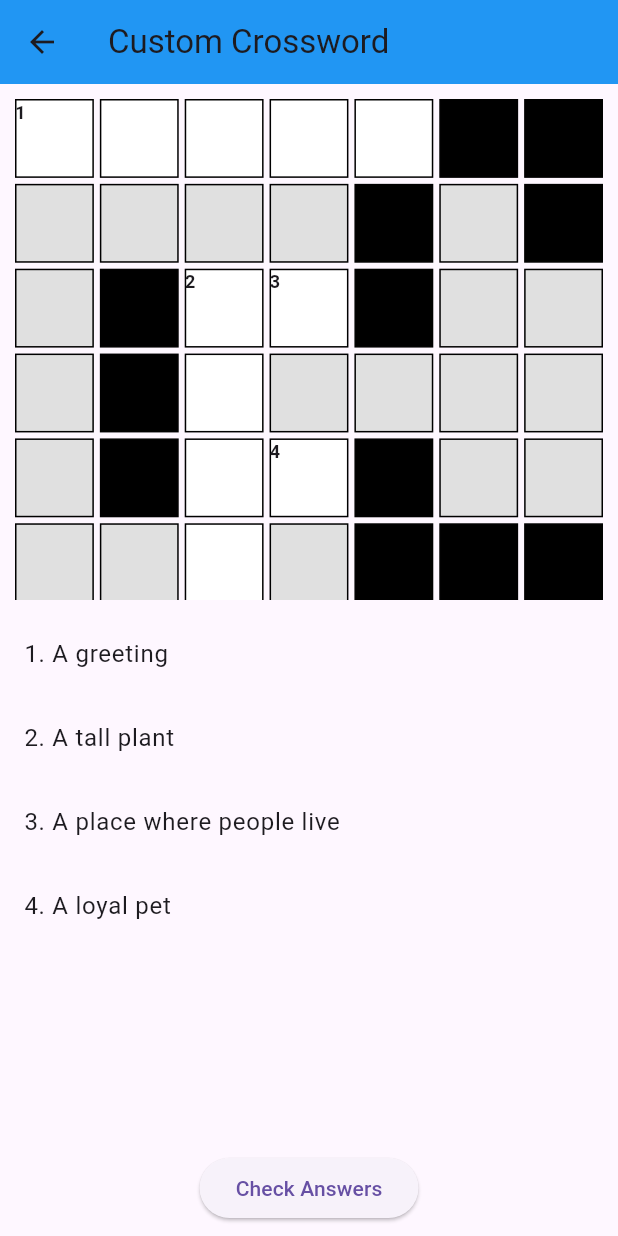
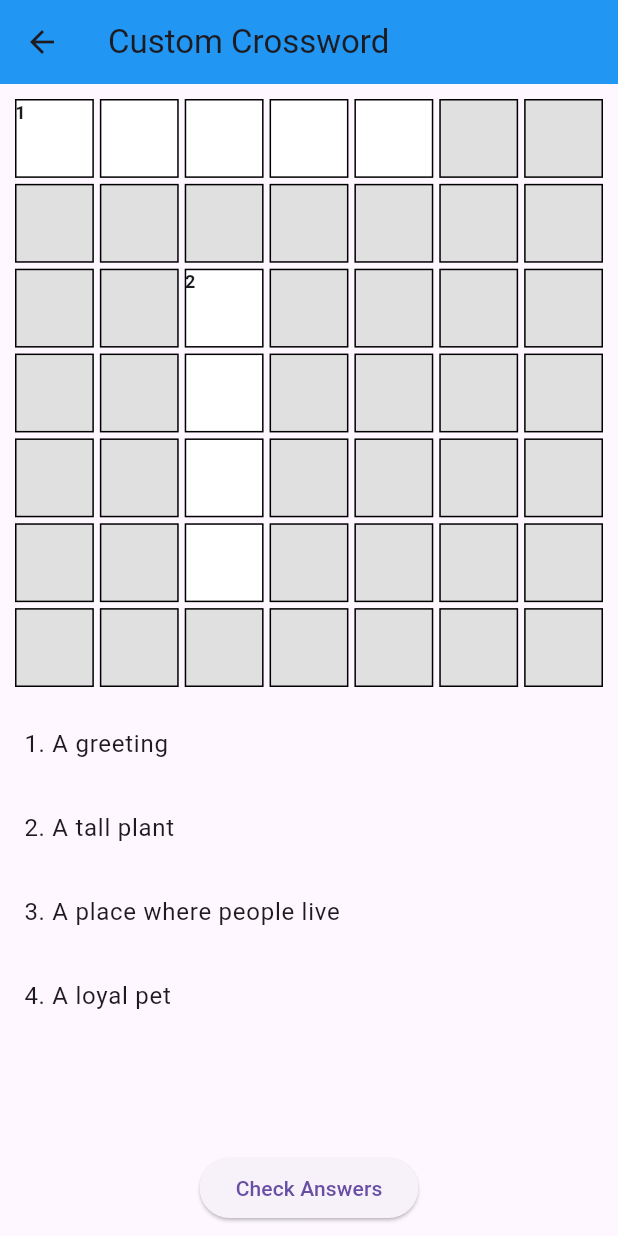
Before and after one commit to Chrislou23/flutter-group7, a Flutter app: the CrosswordGame screen opened directly, on a phone screen of 412 x 824 dp. Run offline on Flutter 3.47's test engine with Material 3 defaults, Android fonts, the phone set to English and light mode, and no system bars; our stand-ins replace firebase_core; accounts and stored records are empty.

Commit message:
Crossword now display a grid with color and a field to enter a word.

```diff
--- a/lib/pages/games_page/crossword/crossword.dart
+++ b/lib/pages/games_page/crossword/crossword.dart
@@ -2,21 +2,19 @@ import 'package:flutter/material.dart';
 import 'dart:math';
 
 class CrosswordGame extends StatefulWidget {
-  const CrosswordGame({Key? key}) : super(key: key);
+  const CrosswordGame({super.key});
 
   @override
+  // ignore: library_private_types_in_public_api
   _CrosswordGameState createState() => _CrosswordGameState();
 }
 
 class _CrosswordGameState extends State<CrosswordGame> {
-  final int gridSize = 7; // Define grid size based on the image (7x7)
-  late List<List<String?>> grid; // To store letters of the crossword
-  late List<List<TextEditingController?>> controllers; // For user input
-  late List<List<int?>> numbers; // To store numbers indicating word positions
-  late List<List<bool>>
-      blockedCells; // To indicate which cells are blocked (black)
+  final int gridSize = 7;
+  late List<List<String?>> grid;
+  late List<List<TextEditingController?>> controllers;
+  late List<List<int?>> numbers;
 
-  // List of words and clues
   final List<Map<String, String>> crosswordData = [
     {'word': 'HELLO', 'clue': '1. A greeting'},
     {'word': 'TREE', 'clue': '2. A tall plant'},
@@ -24,70 +22,44 @@ class _CrosswordGameState extends State<CrosswordGame> {
     {'word': 'DOG', 'clue': '4. A loyal pet'}
   ];
 
+  int? selectedClueIndex; // Store the index of the selected word
+
   @override
   void initState() {
     super.initState();
     grid = List.generate(gridSize, (_) => List.filled(gridSize, null));
     controllers = List.generate(gridSize, (_) => List.filled(gridSize, null));
     numbers = List.generate(gridSize, (_) => List.filled(gridSize, null));
-    blockedCells = List.generate(gridSize, (_) => List.filled(gridSize, false));
-    _initializeBlockedCells(); // Set up the blocked cells
-    _generateCrossword(); // Generate the crossword puzzle
+    _generateCrossword();
   }
 
-  // Function to block cells according to the grid in the image
-  void _initializeBlockedCells() {
-    blockedCells[0][5] = true;
-    blockedCells[0][6] = true;
-    blockedCells[1][4] = true;
-    blockedCells[1][6] = true;
-    blockedCells[2][1] = true;
-    blockedCells[2][4] = true;
-    blockedCells[3][1] = true;
-    blockedCells[4][1] = true;
-    blockedCells[4][4] = true;
-    blockedCells[5][4] = true;
-    blockedCells[5][5] = true;
-    blockedCells[5][6] = true;
+  void _generateCrossword() {
+    _placeWord('HELLO', 0, 0, true, 1);
+    _placeWord('TREE', 2, 2, false, 2);
+    _placeWord('HOUSE', 2, 2, true, 3);
+    _placeWord('DOG', 4, 2, true, 4);
   }
 
-  // Function to place words into the grid
-  void _generateCrossword() {
-    _placeWord('HELLO', 0, 0, true, 1); // HELLO placed horizontally
-    _placeWord('TREE', 2, 2, false, 2); // TREE placed vertically
-    _placeWord('HOUSE', 2, 3, true, 3); // HOUSE placed horizontally
-    _placeWord('DOG', 4, 3, true, 4); // DOG placed horizontally
-  }
-
-  // Function to place a word on the grid
   void _placeWord(
       String word, int row, int col, bool isHorizontal, int number) {
     for (int i = 0; i < word.length; i++) {
-      if (isHorizontal) {
-        if (col + i >= gridSize || blockedCells[row][col + i])
-          return; // Ensure we don't go out of bounds or place on a blocked cell
-        grid[row][col + i] = word[i];
-        controllers[row][col + i] =
-            TextEditingController(); // Create controller for input
-        if (i == 0) {
-          numbers[row][col + i] =
-              number; // Place number at the start of the word
-        }
-      } else {
-        if (row + i >= gridSize || blockedCells[row + i][col])
-          return; // Ensure we don't go out of bounds or place on a blocked cell
-        grid[row + i][col] = word[i];
-        controllers[row + i][col] =
-            TextEditingController(); // Create controller for input
-        if (i == 0) {
-          numbers[row + i][col] =
-              number; // Place number at the start of the word
-        }
+      int currentRow = row + (isHorizontal ? 0 : i);
+      int currentCol = col + (isHorizontal ? i : 0);
+
+      // If there's already a letter, check if it matches the one we're placing
+      if (grid[currentRow][currentCol] != null &&
+          grid[currentRow][currentCol] != word[i]) {
+        return; // Conflict found, don't place this word
+      }
+
+      grid[currentRow][currentCol] = word[i];
+      controllers[currentRow][currentCol] = TextEditingController();
+      if (i == 0) {
+        numbers[currentRow][currentCol] = number;
       }
     }
   }
 
-  // Function to check if the crossword is completed correctly
   bool _isCrosswordCompleted() {
     for (int row = 0; row < gridSize; row++) {
       for (int col = 0; col < gridSize; col++) {
@@ -100,13 +72,55 @@ class _CrosswordGameState extends State<CrosswordGame> {
     return true;
   }
 
+  // Handle clue selection
+  void _selectClue(int index) {
+    setState(() {
+      selectedClueIndex = index;
+    });
+  }
+
+  // Function to update the grid based on user input in the selected word field
+  void _updateSelectedWord(String input) {
+    if (selectedClueIndex == null) return;
+
+    String word = crosswordData[selectedClueIndex!]['word']!;
+    int row, col;
+    bool isHorizontal;
+
+    // Positions based on where the words are placed
+    if (selectedClueIndex == 0) {
+      row = 0;
+      col = 0;
+      isHorizontal = true;
+    } else if (selectedClueIndex == 1) {
+      row = 2;
+      col = 2;
+      isHorizontal = false;
+    } else if (selectedClueIndex == 2) {
+      row = 2;
+      col = 2;
+      isHorizontal = true;
+    } else if (selectedClueIndex == 3) {
+      row = 4;
+      col = 2;
+      isHorizontal = true;
+    } else {
+      return;
+    }
+
+    for (int i = 0; i < word.length && i < input.length; i++) {
+      if (isHorizontal) {
+        controllers[row][col + i]?.text = input[i].toUpperCase();
+      } else {
+        controllers[row + i][col]?.text = input[i].toUpperCase();
+      }
+    }
+  }
+
   @override
   Widget build(BuildContext context) {
-    // Get the screen width and height
     double screenWidth = MediaQuery.of(context).size.width;
     double screenHeight = MediaQuery.of(context).size.height;
-
-    // Define the size of each cell based on the available screen width
     double cellSize = min(screenWidth, screenHeight) / gridSize;
 
     return Scaffold(
@@ -116,38 +130,76 @@ class _CrosswordGameState extends State<CrosswordGame> {
       ),
       body: Column(
         children: [
-          Expanded(
+          SizedBox(
+            height: cellSize * gridSize,
             child: Padding(
               padding: const EdgeInsets.all(8.0),
               child: GridView.builder(
+                physics: const NeverScrollableScrollPhysics(),
                 itemCount: gridSize * gridSize,
                 gridDelegate: SliverGridDelegateWithFixedCrossAxisCount(
-                  crossAxisCount: gridSize, // 7 columns based on gridSize
-                  childAspectRatio: 1, // Ensures cells are square
+                  crossAxisCount: gridSize,
+                  childAspectRatio: 1,
                 ),
                 itemBuilder: (BuildContext context, int index) {
                   int row = index ~/ gridSize;
                   int col = index % gridSize;
                   String? letter = grid[row][col];
                   int? number = numbers[row][col];
-                  bool isBlocked =
-                      blockedCells[row][col]; // Check if the cell is blocked
+
+                  bool isHighlighted = false;
+                  if (selectedClueIndex != null) {
+                    String word = crosswordData[selectedClueIndex!]['word']!;
+                    int startRow, startCol;
+                    bool horizontal;
+
+                    // Highlighting based on the selected word's position
+                    if (selectedClueIndex == 0) {
+                      startRow = 0;
+                      startCol = 0;
+                      horizontal = true;
+                    } else if (selectedClueIndex == 1) {
+                      startRow = 2;
+                      startCol = 2;
+                      horizontal = false;
+                    } else if (selectedClueIndex == 2) {
+                      startRow = 2;
+                      startCol = 2;
+                      horizontal = true;
+                    } else if (selectedClueIndex == 3) {
+                      startRow = 4;
+                      startCol = 2;
+                      horizontal = true;
+                    } else {
+                      return Container();
+                    }
+
+                    if (horizontal) {
+                      isHighlighted = row == startRow &&
+                          col >= startCol &&
+                          col < startCol + word.length;
+                    } else {
+                      isHighlighted = col == startCol &&
+                          row >= startRow &&
+                          row < startRow + word.length;
+                    }
+                  }
 
                   return Stack(
                     children: [
                       Container(
                         margin: const EdgeInsets.all(2),
-                        width: cellSize, // Set dynamic cell size
-                        height: cellSize, // Set dynamic cell size
+                        width: cellSize,
+                        height: cellSize,
                         decoration: BoxDecoration(
                           border: Border.all(color: Colors.black),
-                          color: isBlocked
-                              ? Colors.black // Blocked cells are black
+                          color: isHighlighted
+                              ? Colors.yellow
                               : letter != null
-                                  ? Colors.white // White for active cells
-                                  : Colors.grey[300], // Grey if no word
+                                  ? Colors.white
+                                  : Colors.grey[300],
                         ),
-                        child: letter != null && !isBlocked
+                        child: letter != null
                             ? TextField(
                                 controller: controllers[row][col],
                                 textAlign: TextAlign.center,
@@ -161,9 +213,9 @@ class _CrosswordGameState extends State<CrosswordGame> {
                                         int? maxLength}) =>
                                     null,
                               )
-                            : null, // Empty cells are grey or black
+                            : null,
                       ),
-                      if (number != null && !isBlocked)
+                      if (number != null)
                         Positioned(
                           top: 2,
                           left: 2,
@@ -185,10 +237,23 @@ class _CrosswordGameState extends State<CrosswordGame> {
               itemBuilder: (BuildContext context, int index) {
                 return ListTile(
                   title: Text(crosswordData[index]['clue']!),
+                  onTap: () => _selectClue(index),
+                  selected: selectedClueIndex == index,
                 );
               },
             ),
           ),
+          if (selectedClueIndex != null)
+            Padding(
+              padding: const EdgeInsets.all(8.0),
+              child: TextField(
+                decoration: const InputDecoration(
+                  labelText: 'Enter the word for the selected clue',
+                  border: OutlineInputBorder(),
+                ),
+                onChanged: _updateSelectedWord,
+              ),
+            ),
           Padding(
             padding: const EdgeInsets.all(8.0),
             child: ElevatedButton(
```
